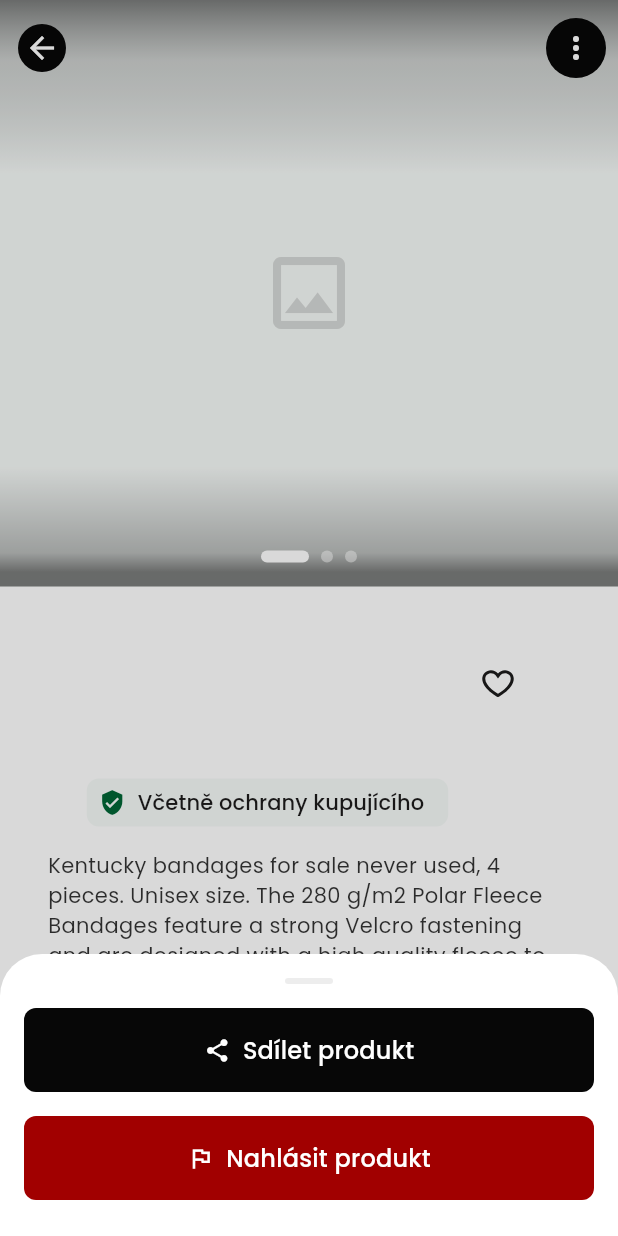
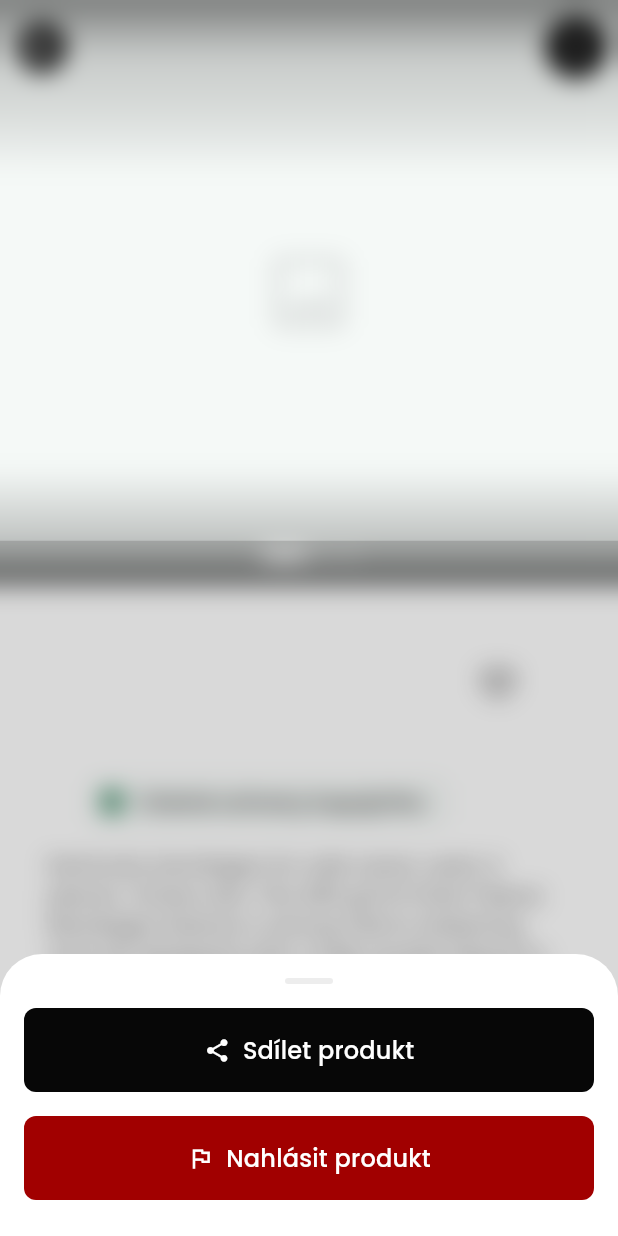
Before and after one commit to martintellinger/eqqu, a Flutter app: the ProductDetailScreen screen opened directly with empty values, after a tap on the "more vert" icon, on a phone screen of 412 x 824 dp. Run offline on Flutter 3.47's test engine with Material 3 defaults, Android fonts, the phone set to English and light mode, and no system bars; our stand-ins replace flutter_svg.

Commit message:
Fix seller card bg to green tint + add blur to bottom sheet
- Change seller info card background from surfaceContainerHigh (grey)
  to surfaceContainerLow (green-tinted #F5F9F7) matching Figma
- Add showBlurBottomSheet utility with BackdropFilter blur (sigma 8)
- Use blur bottom sheet for product detail three-dot menu

https://claude.ai/code/session_012waFykv5wBbLFNTaJFeXrN

```diff
--- a/lib/screens/product_detail_screen.dart
+++ b/lib/screens/product_detail_screen.dart
@@ -483,7 +483,7 @@ class _ProductDetailScreenState extends State<ProductDetailScreen> {
       child: Container(
       padding: const EdgeInsets.all(16),
       decoration: BoxDecoration(
-        color: cs.surfaceContainerHigh,
+        color: cs.surfaceContainerLow,
         borderRadius: BorderRadius.circular(8),
       ),
       child: Row(
@@ -713,10 +713,9 @@ class _ProductDetailScreenState extends State<ProductDetailScreen> {
 
   void _showMoreSheet() {
     final cs = Theme.of(context).colorScheme;
-    showModalBottomSheet(
+    showBlurBottomSheet(
       context: context,
       backgroundColor: cs.surface,
-      barrierColor: kBlurBarrierColor,
       shape: const RoundedRectangleBorder(
         borderRadius: BorderRadius.vertical(top: Radius.circular(28)),
       ),
--- a/lib/utils/blur_overlay.dart
+++ b/lib/utils/blur_overlay.dart
@@ -34,3 +34,49 @@ Future<T?> showBlurDialog<T>({
 
 /// Barrier color for blurred bottom sheets - semi-transparent for visual depth.
 const kBlurBarrierColor = Color(0x26000000); // ~15% black
+
+/// Shows a modal bottom sheet with a blurred background overlay.
+Future<T?> showBlurBottomSheet<T>({
+  required BuildContext context,
+  required WidgetBuilder builder,
+  Color? backgroundColor,
+  ShapeBorder? shape,
+  bool isScrollControlled = false,
+}) {
+  return showModalBottomSheet<T>(
+    context: context,
+    backgroundColor: Colors.transparent,
+    barrierColor: Colors.transparent,
+    isScrollControlled: isScrollControlled,
+    builder: (ctx) {
+      final effectiveBg = backgroundColor ?? Theme.of(ctx).colorScheme.surface;
+      final effectiveShape = shape ?? const RoundedRectangleBorder(
+        borderRadius: BorderRadius.vertical(top: Radius.circular(28)),
+      );
+      return Stack(
+        children: [
+          // Full-screen blur barrier
+          Positioned.fill(
+            child: GestureDetector(
+              onTap: () => Navigator.pop(ctx),
+              child: BackdropFilter(
+                filter: ImageFilter.blur(sigmaX: 8, sigmaY: 8),
+                child: Container(color: Colors.black.withValues(alpha: 0.15)),
+              ),
+            ),
+          ),
+          // Bottom sheet content
+          Align(
+            alignment: Alignment.bottomCenter,
+            child: Material(
+              color: effectiveBg,
+              shape: effectiveShape,
+              clipBehavior: Clip.antiAlias,
+              child: builder(ctx),
+            ),
+          ),
+        ],
+      );
+    },
+  );
+}
```
Also changed, not shown: 3 other files.
